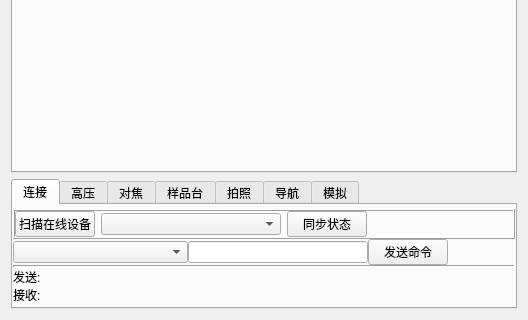
This is zemrpc/gui/zemrpc_win.ui in zem-lab/pyzemrpc as Qt 5 draws it before an edit; both pictures show x 0 to 528 and y 385 to 705 of the 528 by 705 pixel window. The edited form follows.
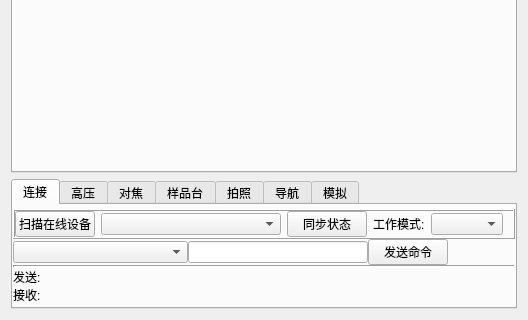
This is the edited form. The open tabs and pages were chosen to show the change. Custom widgets are drawn as their Qt base class.

Commit message: mod: 完善虚拟电镜功能

```diff
--- a/zemrpc/gui/zemrpc_win.ui
+++ b/zemrpc/gui/zemrpc_win.ui
@@ -122,6 +122,16 @@
             </property>
            </widget>
           </item>
+          <item>
+           <widget class="QLabel" name="lbl_work_mode">
+            <property name="text">
+             <string>工作模式:</string>
+            </property>
+           </widget>
+          </item>
+          <item>
+           <widget class="QComboBox" name="cbox_work_mode"/>
+          </item>
           <item>
            <spacer name="horizontalSpacer_5">
             <property name="orientation">
```
Left out of the diff: 2 changed lines with no effect on the pictures. The commit also changes 2 other files.
